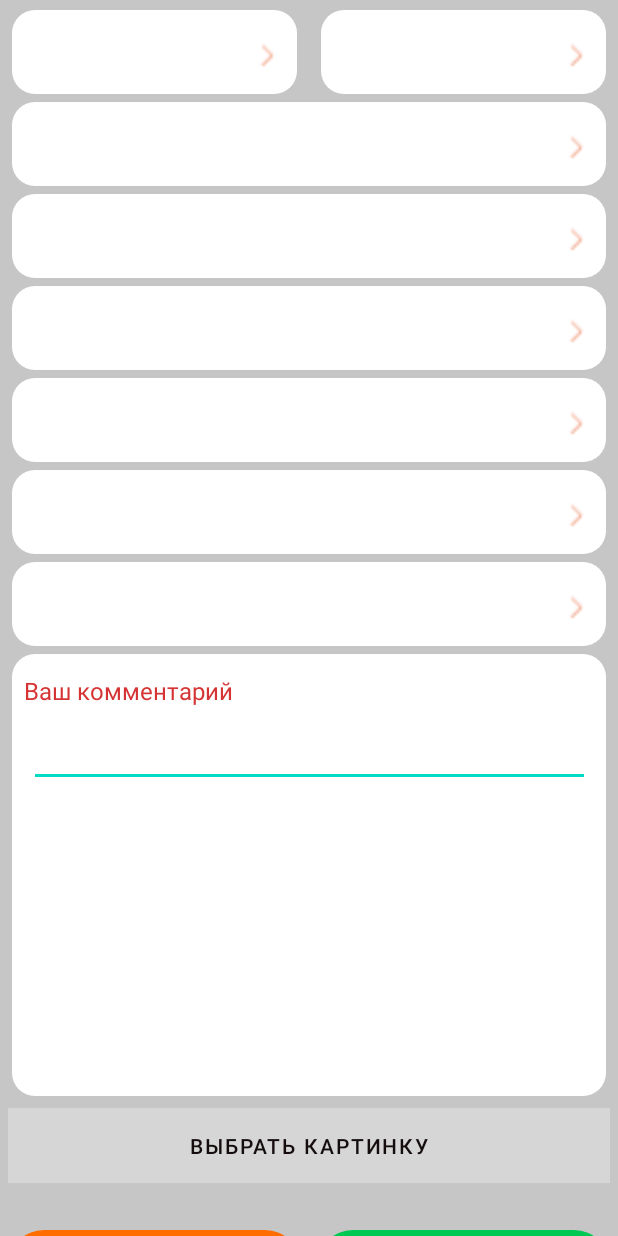
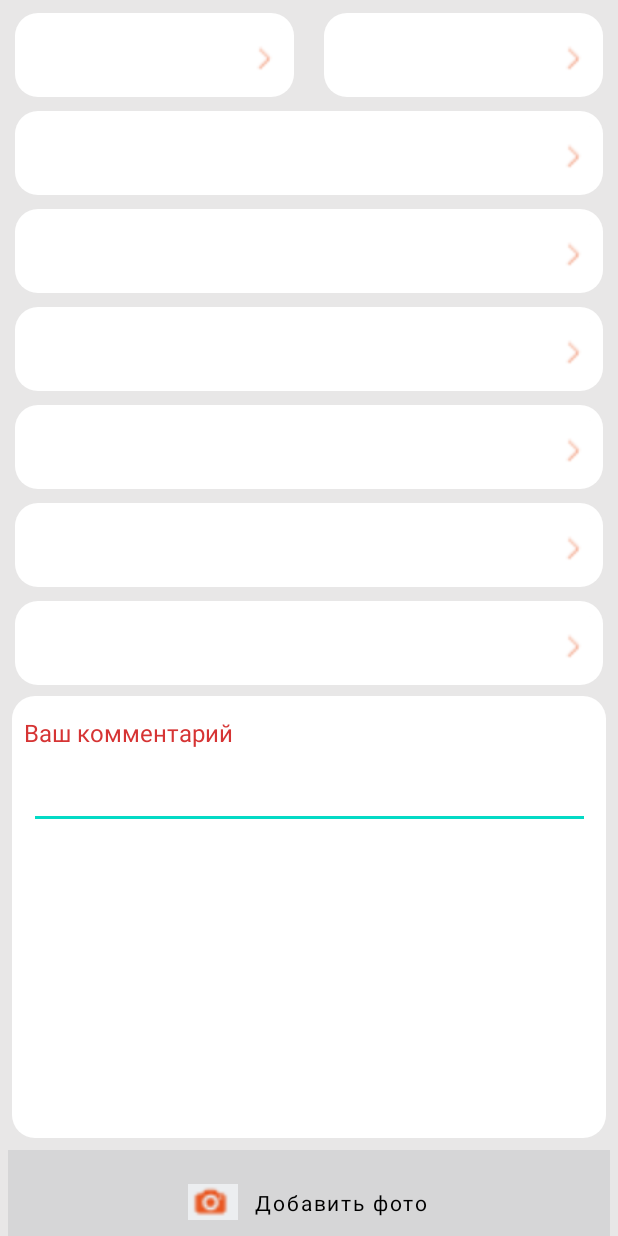
Before and after one commit to inkognito287/TestChallange, an Android app: the OrderActivity screen opened directly, with no data from a screen before it, after a tap on an icon or button, on a phone screen of 412 x 824 dp. Run offline under Robolectric (Android 15) with nearby library versions, the phone set to English and light mode, and no system bars; our stand-ins replace data binding; libraries missing offline, so code that uses them is left out: com.makeramen.roundedimageview; pictures from the network do not load; 15 statements that could not run were skipped.

Commit message:
controller orderactivity and imageactivity

```diff
--- a/app/build.gradle
+++ b/app/build.gradle
@@ -59,5 +59,6 @@ dependencies {
     implementation 'com.zolad:zoominimageview:1.0.0'
     implementation 'it.sephiroth.android.library.imagezoom:imagezoom:2.3.0'
     implementation 'com.github.bumptech.glide:glide:4.12.0'
+    implementation 'com.makeramen:roundedimageview:2.3.0'
     //kapt 'groupId:artifactId:version'
 }
--- /dev/null
+++ b/app/src/main/java/com/example/visual/Controllers/FieldsOfOrderActivityController.kt
@@ -0,0 +1,65 @@
+package com.example.visual.Controllers
+
+import android.R
+import android.util.Log
+import android.view.ViewGroup
+import android.widget.ArrayAdapter
+import android.widget.ListView
+import com.example.visual.OrderActivity
+
+class FieldsOfOrderActivityController( var view: OrderActivity) {
+    private val employers = arrayOf(
+        "Коротаев Александр",
+        "Барбороскин Николай",
+        "Куликовская Анастасия ",
+        "Чурило Оксана",
+        "Маршалов Пётр",
+        "Касьян Кристина"
+    )
+    private var titleOfOrderFields = arrayOf(
+        "Контроль",
+        "Отдел исполнитель",
+        "Сотрудник отдела исполнителя",
+        "Подключенный отдел",
+        "Сотрудники...",
+        "Требуются на",
+        "Контакт в ЦО"
+    )
+    private val department = arrayOf(
+        "TCP", "TDP", "UDP", "AMD", "UFC"
+    )
+    private val actions = arrayOf("Согласование", "Разрешение", "Управление")
+    fun getListSze():Int{
+        return employers.size
+    }
+    fun getEmployers():Array<String>{
+        return employers
+    }
+    fun getTitleOfOrderFields():Array<String>{
+        return titleOfOrderFields
+    }
+    fun getDepartment():Array<String>{
+        return department
+    }
+    fun getActions():Array<String>{
+        return actions
+    }
+    fun createList(array: Array<String>,textArr:Array<String>):ListView{
+        val params: ViewGroup.LayoutParams = ViewGroup.LayoutParams(
+            ViewGroup.LayoutParams.MATCH_PARENT,
+            ViewGroup.LayoutParams.MATCH_PARENT
+        )
+        var list=ListView(view)
+        list.layoutParams=params
+        val adapter = ArrayAdapter(
+            view,
+            R.layout.simple_list_item_1, array
+        )
+        list.adapter=adapter
+        list.setBackgroundResource(R.color.white)
+
+     return list
+    }
+
+
+}
--- /dev/null
+++ b/app/src/main/java/com/example/visual/dataClasses/Images.kt
@@ -0,0 +1,4 @@
+package com.example.visual.dataClasses
+
+data class Images(var url:String) {
+}
--- a/app/src/main/res/layout/activity_main.xml
+++ b/app/src/main/res/layout/activity_main.xml
@@ -7,7 +7,7 @@
 
         <variable
             name="information"
-            type="com.example.visual.Information" />
+            type="com.example.visual.dataClasses.Information" />
     </data>
 
     <androidx.constraintlayout.widget.ConstraintLayout
--- a/app/src/main/res/layout/activity_order.xml
+++ b/app/src/main/res/layout/activity_order.xml
@@ -6,7 +6,7 @@
    <data>
          <variable
              name="information2"
-             type="com.example.visual.Information2" />
+             type="com.example.visual.dataClasses.Information2" />
 
    </data>
 
@@ -14,7 +14,7 @@
        android:id="@+id/dad"
        android:layout_width="match_parent"
        android:layout_height="match_parent"
-       android:background="#C6C6C6">
+       android:background="#E8E7E7">
 
 
       <ScrollView
@@ -43,6 +43,7 @@
                       layout="@layout/order_item"
                       android:layout_width="match_parent"
                       android:layout_height="wrap_content"
+                      android:layout_margin="2dp"
                       android:layout_weight="1">
 
                   </include>
@@ -52,6 +53,7 @@
                       layout="@layout/order_item"
                       android:layout_width="match_parent"
                       android:layout_height="wrap_content"
+                      android:layout_margin="2dp"
                       android:layout_weight="1"
                       app:text="@{information2.text[0]}"
                       app:title="@{information2.title[0]}">
@@ -65,6 +67,7 @@
                    layout="@layout/order_item"
                    android:layout_width="match_parent"
                    android:layout_height="wrap_content"
+                   android:layout_margin="2dp"
                    app:layout_constraintTop_toBottomOf="@+id/linearLayout2"
                    app:text="@{information2.text[1]}"
                    app:title="@{information2.title[1]}">
@@ -76,6 +79,7 @@
                    layout="@layout/order_item"
                    android:layout_width="match_parent"
                    android:layout_height="wrap_content"
+                   android:layout_margin="2dp"
                    app:layout_constraintTop_toBottomOf="@+id/linearLayout2"
                    app:text="@{information2.text[2]}"
                    app:title="@{information2.title[2]}">
@@ -87,6 +91,7 @@
                    layout="@layout/order_item"
                    android:layout_width="match_parent"
                    android:layout_height="wrap_content"
+                   android:layout_margin="2dp"
                    app:layout_constraintTop_toBottomOf="@+id/linearLayout2"
                    app:text="@{information2.text[3]}"
                    app:title="@{information2.title[3]}">
@@ -98,6 +103,7 @@
                    layout="@layout/order_item"
                    android:layout_width="match_parent"
                    android:layout_height="wrap_content"
+                   android:layout_margin="2dp"
                    app:layout_constraintTop_toBottomOf="@+id/linearLayout2"
                    app:text="@{information2.text[4]}"
                    app:title="@{information2.title[4]}">
@@ -109,6 +115,7 @@
                    layout="@layout/order_item"
                    android:layout_width="match_parent"
                    android:layout_height="wrap_content"
+                   android:layout_margin="2dp"
                    app:layout_constraintTop_toBottomOf="@+id/linearLayout2"
                    app:text="@{information2.text[5]}"
                    app:title="@{information2.title[5]}"></include>
@@ -118,13 +125,16 @@
                    layout="@layout/order_item"
                    android:layout_width="match_parent"
                    android:layout_height="wrap_content"
+                   android:layout_margin="2dp"
                    app:layout_constraintTop_toBottomOf="@+id/linearLayout2"
                    app:text="@{information2.text[6]}"
                    app:title="@{information2.title[6]}">
 
                </include>
 
-               <include layout="@layout/order_edit_text">
+               <include
+                   layout="@layout/order_edit_text"
+                   android:layout_margin="2dp">
 
                </include>
 
@@ -135,14 +145,21 @@
                <!--                   android:onClick="bbw">-->
 
                <!--               </include>-->
-               <Button
+               <com.google.android.material.button.MaterialButton
                    android:layout_width="match_parent"
-                   android:layout_height="50dp"
+                   android:layout_height="70dp"
                    android:layout_margin="5dp"
                    android:background="@drawable/button2"
+                   android:drawableLeft="@drawable/add_photo"
+                   android:paddingLeft="120dip"
+                   android:paddingRight="120dp"
+                   app:iconGravity="textStart"
+                   android:fontFamily="sans-serif"
                    android:onClick="bbw"
-                   android:text="Выбрать картинку"
-                   android:textColor="#150D0D"
+                   android:text="Добавить фото"
+                   android:textAllCaps="false"
+                   android:textColor="#000000"
+
                    app:backgroundTint="@null" />
 
             </LinearLayout>
@@ -169,7 +186,10 @@
                          android:id="@+id/imageView9"
                          android:layout_width="wrap_content"
                          android:layout_height="wrap_content"
+                         android:layout_marginRight="10dp"
                          android:layout_weight="1"
+
+                         android:background="@drawable/button2"
                          tools:src="@tools:sample/avatars" />
 
                      <ImageView
@@ -198,6 +218,8 @@
                    android:layout_weight="1"
                    android:background="@drawable/but_save_order"
                    android:drawableLeft="@drawable/drawable_left_save"
+                   android:paddingLeft="35dip"
+                   android:paddingRight="35dp"
                    android:text="Сохранить"
                    app:backgroundTint="#FF6D00" />
 
@@ -209,13 +231,15 @@
                    android:layout_weight="1"
                    android:background="@drawable/but_save_order"
                    android:drawableLeft="@drawable/drawable_left_sogl"
+                   android:paddingLeft="25dip"
+                   android:paddingRight="25dp"
                    android:text="Согласовать"
                    app:backgroundTint="#00C853" />
             </LinearLayout>
 
             <LinearLayout
                 android:layout_width="match_parent"
-                android:layout_height="match_parent"
+                android:layout_height="50dp"
                 android:orientation="horizontal">
 
                <ImageButton
```
Also changed, not shown: app/src/main/java/com/example/visual/Controllers/ImagesController.kt (added, +25 -0 lines), app/src/main/java/com/example/visual/ImageActivity.kt (+36 -77 lines), app/src/main/java/com/example/visual/MainActivity.kt (+4 -5 lines), app/src/main/java/com/example/visual/OrderActivity.kt (+74 -109 lines), app/src/main/java/com/example/visual/dataClasses/Information.kt (renamed from app/src/main/java/com/example/visual/Information.kt, +1 -6 lines), app/src/main/res/layout/activity_image.xml (+5 -13 lines).
